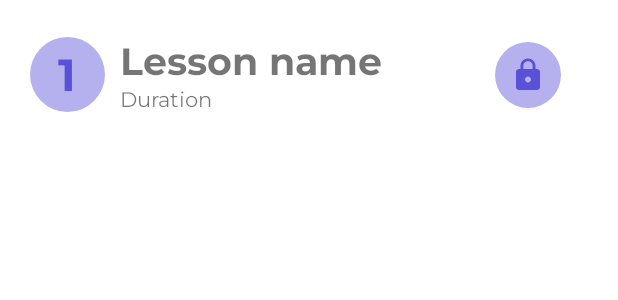
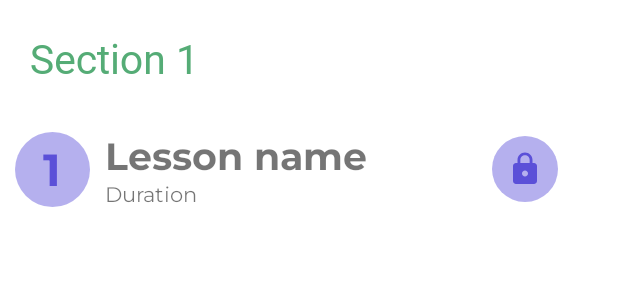
Before and after one commit to bairemkh/najahni-android, an Android app: the layout lesson_card.xml on its own in the app's theme, with its tools: preview values and no code run, on a phone screen of 412 x 824 dp. Shown: the top 300 px of the screen. Run offline under Robolectric (Android 15) with nearby library versions, the phone set to English and light mode, and no system bars.

Commit message:
Bairem (#16)
* Mohamed (#11)

* Bairem (#10)

* Mohamed (#7)

* Bairem (#6)

* Mohamed (#5)

* Bairem (#4)

* login interface (#1) (#2)

* fixing errors and currentUser

* architecture fixing

* testing login

* test retrofit

* fix retrofit

* retrofit

* token stored

* login

* add bottom bar navigation

* custom app bar + course card

* profile screen + course adapter

---------

Co-authored-by: oueslatimohamed <oueslatimohamed01@gmail.com>

* signup

* signup

---------

Co-authored-by: oueslatimohamed <oueslatimohamed01@gmail.com>

* add trainer profile

---------

Co-authored-by: oueslatimohamed <oueslatimohamed01@gmail.com>
Co-authored-by: oueslatimohamed <61124424+oueslatimohamed@users.noreply.github.com>

* course detail

* image change

* image change

---------

Co-authored-by: oueslatimohamed <oueslatimohamed01@gmail.com>
Co-authored-by: oueslatimohamed <61124424+oueslatimohamed@users.noreply.github.com>

* add enroll screen

---------

Co-authored-by: oueslatimohamed <oueslatimohamed01@gmail.com>
Co-authored-by: oueslatimohamed <61124424+oueslatimohamed@users.noreply.github.com>

* image change

* validation

* add cart view (#15)

Co-authored-by: oueslatimohamed <61124424+oueslatimohamed@users.noreply.github.com>

---------

Co-authored-by: oueslatimohamed <oueslatimohamed01@gmail.com>
Co-authored-by: oueslatimohamed <61124424+oueslatimohamed@users.noreply.github.com>

```diff
--- a/app/build.gradle
+++ b/app/build.gradle
@@ -39,6 +39,7 @@ dependencies {
     implementation 'androidx.appcompat:appcompat:1.6.1'
     implementation 'com.google.android.material:material:1.8.0'
     implementation 'androidx.constraintlayout:constraintlayout:2.1.4'
+    implementation 'androidx.room:room-common:2.5.0'
     testImplementation 'junit:junit:4.13.2'
     androidTestImplementation 'androidx.test.ext:junit:1.1.5'
     androidTestImplementation 'androidx.test.espresso:espresso-core:3.5.1'
@@ -50,7 +51,6 @@ dependencies {
     implementation 'com.squareup.picasso:picasso:2.8'
     annotationProcessor group: 'androidx.databinding', name: 'databinding-compiler', version: '8.1.0-alpha10'
     def room_version = "2.5.0"
-
     implementation "androidx.room:room-ktx:$room_version"
     implementation "androidx.room:room-runtime:$room_version"
     kapt "androidx.room:room-compiler:$room_version"
--- a/app/src/main/java/com/example/najahni/models/Course.kt
+++ b/app/src/main/java/com/example/najahni/models/Course.kt
@@ -6,4 +6,4 @@ import com.example.najahni.models.enums.Level
 
 data class Course(var id :String?, var title:String, var description: String,var fields: List<Field>,
                   var level : Level,var image: String,var isPaid : Boolean,var price : Double ,var idOwner: User ,
-                    var isArchived : Boolean , var lesson_number : Int):java.io.Serializable
+                  var sections:List<Section>,var isArchived : Boolean , var lesson_number : Int):java.io.Serializable
--- a/app/src/main/java/com/example/najahni/services/implementation/CourseService.kt
+++ b/app/src/main/java/com/example/najahni/services/implementation/CourseService.kt
@@ -2,6 +2,8 @@ package com.example.najahni.services.implementation
 
 import android.util.Log
 import com.example.najahni.models.Course
+import com.example.najahni.models.Lesson
+import com.example.najahni.models.Section
 import com.example.najahni.models.User
 import com.example.najahni.models.enums.Field
 import com.example.najahni.models.enums.Level
@@ -70,6 +72,7 @@ object CourseService : IService<Course> {
             jsonObject.get("isPaid").asBoolean,
             jsonObject.get("price").asDouble,
             UserService.makeUserFromJson(jsonObject.get("idowner") as JsonObject),
+            jsonObject.get("sections").asJsonArray.map { obj-> Section.jsonToSection(obj.asJsonObject)},
             jsonObject.get("isArchived").asBoolean,
             jsonObject.get("lesson_number").asInt
         )
--- a/app/src/main/java/com/example/najahni/utils/Consts.kt
+++ b/app/src/main/java/com/example/najahni/utils/Consts.kt
@@ -14,9 +14,9 @@ object Consts {
 
 
     //val BASE_URL1 = "http://192.168.1.52:9090"
-    val BASE_URL1 = "http://192.168.1.15:9090"
+    val BASE_URL1 = "http://10.0.2.2:9090"
     //val BASE_URL="http://192.168.1.52:9090/"
-    val BASE_URL="http://192.168.1.15:9090/"
+    val BASE_URL="http://10.0.2.2:9090/"
     val retrofit = Retrofit.Builder()
         .baseUrl(BASE_URL)
         .addConverterFactory(GsonConverterFactory.create(GsonBuilder().setLenient().create()))
--- a/app/src/main/java/com/example/najahni/views/courseDetail/CourseDetail.kt
+++ b/app/src/main/java/com/example/najahni/views/courseDetail/CourseDetail.kt
@@ -2,7 +2,6 @@ package com.example.najahni.views.courseDetail
 
 import androidx.appcompat.app.AppCompatActivity
 import android.os.Bundle
-import android.util.Log
 import android.widget.ImageView
 import android.widget.TextView
 import android.widget.Toast
@@ -14,7 +13,6 @@ import com.example.najahni.models.Favorits
 import com.example.najahni.roomDB.AppDatabase
 import com.example.najahni.utils.Consts
 import com.example.najahni.utils.Consts.SELECTED_COURSE_INTENT
-import com.example.najahni.views.profileTrainer.TabAdapter
 import com.google.android.material.chip.Chip
 import com.google.android.material.chip.ChipGroup
 import com.google.android.material.floatingactionbutton.ExtendedFloatingActionButton
@@ -24,7 +22,6 @@ import com.squareup.picasso.Picasso
 import kotlinx.coroutines.Dispatchers
 import kotlinx.coroutines.GlobalScope
 import kotlinx.coroutines.launch
-import kotlin.properties.Delegates
 
 class CourseDetail : AppCompatActivity() {
     private lateinit var tablayout : TabLayout
@@ -78,7 +75,7 @@ class CourseDetail : AppCompatActivity() {
         tablayout.addTab(tablayout.newTab().setText("Reviews"))
         tablayout.tabGravity = TabLayout.GRAVITY_FILL
 
-        val adapter = TabAdpterDetail(this,supportFragmentManager,tablayout.tabCount)
+        val adapter = TabAdapterDetail(this,supportFragmentManager,tablayout.tabCount,selectedCourse)
         viewPager.adapter = adapter
         viewPager.offscreenPageLimit = 2
         viewPager.addOnPageChangeListener(TabLayout.TabLayoutOnPageChangeListener(tablayout))
--- a/app/src/main/res/layout/lesson_card.xml
+++ b/app/src/main/res/layout/lesson_card.xml
@@ -2,16 +2,31 @@
 <LinearLayout xmlns:android="http://schemas.android.com/apk/res/android"
     xmlns:app="http://schemas.android.com/apk/res-auto"
     android:layout_width="match_parent"
-    android:layout_height="100dp"
+    android:layout_height="wrap_content"
+    android:orientation="vertical">
+    <TextView
+        android:id="@+id/sectionNameLessonCard"
+        android:layout_width="wrap_content"
+        android:layout_height="wrap_content"
+        android:text="Section 1"
+        android:fontFamily="@font/montserrat_extrabold"
+        android:layout_margin="20dp"
+        android:textSize="27dp"
+        android:textColor="@color/secondary_color"
+        />
+    <LinearLayout
+        android:id="@+id/cardLessonInfo"
+        android:layout_width="match_parent"
+        android:layout_height="wrap_content"
         android:gravity="center|start"
-    android:orientation="horizontal"
+        android:padding="10dp"
         android:weightSum="7"
-    android:padding="10dp">
+        android:paddingHorizontal="10dp">
         <TextView
             android:id="@+id/lessonIndexList"
             android:layout_width="50dp"
             android:layout_height="50dp"
-        android:layout_marginHorizontal="10dp"
+            android:layout_marginEnd="10dp"
             android:textAlignment="center"
             android:text="1"
             android:padding="5dp"
@@ -36,6 +51,7 @@
                 android:id="@+id/lessonDurationList"
                 android:layout_width="wrap_content"
                 android:layout_height="wrap_content"
+                android:maxLines="1"
                 android:fontFamily="@font/montserrat_regular"
                 android:text="Duration"/>
         </LinearLayout>
@@ -48,3 +64,5 @@
             android:background="@drawable/circle_background"
             app:tint="@color/primary_color" />
     </LinearLayout>
+
+</LinearLayout>
```
Also changed, not shown: app/src/main/java/com/example/najahni/models/Lesson.kt (+15 -1 lines), app/src/main/java/com/example/najahni/models/Section.kt (+14 -1 lines), app/src/main/java/com/example/najahni/views/courseDetail/LessonsAdapter.kt (+48 -10 lines), app/src/main/java/com/example/najahni/views/courseDetail/TabAdapterDetail.kt (renamed from app/src/main/java/com/example/najahni/views/courseDetail/TabAdpterDetail.kt, +4 -3 lines), app/src/main/java/com/example/najahni/views/courseDetail/fragments/LessonsFragment.kt (+10 -43 lines), app/src/main/res/layout/fragment_lessons.xml (+9 -14 lines). Lines whose indentation alone changed are shown as unchanged.
